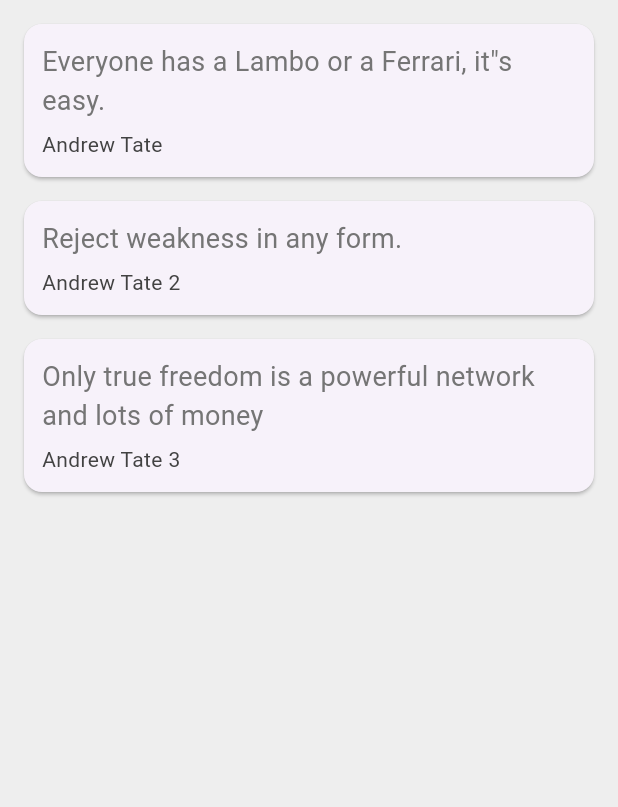
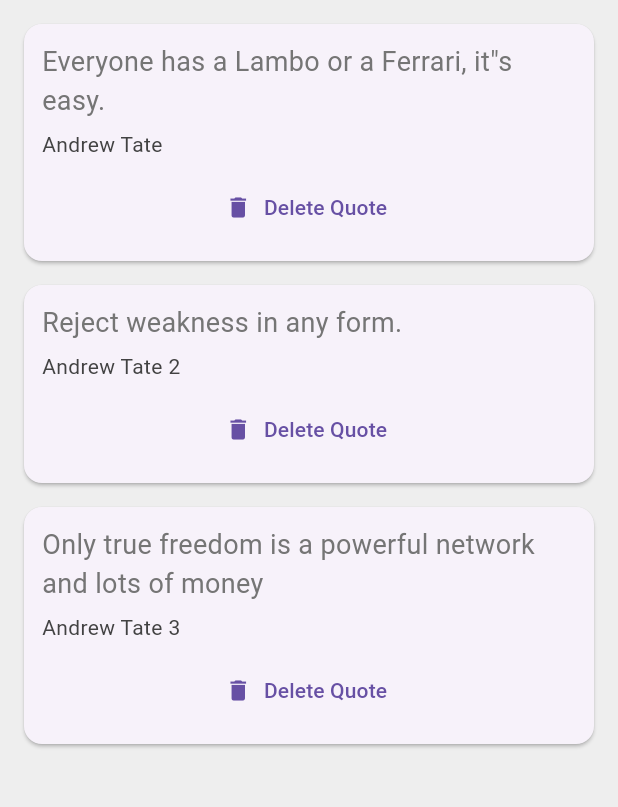
Before and after one commit to GauravSingh54/quotes_flutter, a Flutter app: the screen it shows after launch, on a phone screen of 412 x 824 dp, the part 84-891 px from its top. Run offline on Flutter 3.47's test engine with Material 3 defaults, Android fonts, the phone set to English and light mode, and no system bars.

Commit message:
done dana done

```diff
--- a/lib/main.dart
+++ b/lib/main.dart
@@ -24,10 +24,6 @@
         text: 'Only true freedom is a powerful network and lots of money')
   ];
 
-  Widget quoteTemplate(Quote quote) {
-    return QuoteCard(quote: quote);
-  }
-
   @override
   Widget build(BuildContext context) {
     return Scaffold(
@@ -38,7 +34,14 @@
         backgroundColor: Colors.redAccent,
       ),
       body: Column(
-        children: quotes.map((quote) => QuoteCard(quote: quote)).toList(),
+        children: quotes.map((quote) => QuoteCard(
+          quote: quote,
+          delete: () {
+            setState(() {
+              quotes.remove(quote);
+            });
+          }
+        )).toList(),
       ),
     );
   }
--- a/lib/quote_card.dart
+++ b/lib/quote_card.dart
@@ -3,7 +3,10 @@
 
 class QuoteCard extends StatelessWidget {
   final Quote quote;
-  const QuoteCard({super.key, required this.quote});
+  // final VoidCallback delete;
+  final Function() delete;
+
+  const QuoteCard({super.key, required this.quote, required this.delete});
 
   @override
   Widget build(BuildContext context) {
@@ -30,6 +33,12 @@
                 fontSize: 14,
                 color: Colors.grey[800],
               ),
+            ),
+            const SizedBox(height: 8),
+            TextButton.icon(
+              onPressed: delete,
+              label: const Text('Delete Quote'),
+              icon: const Icon(Icons.delete),
             )
           ],
         ),
```
